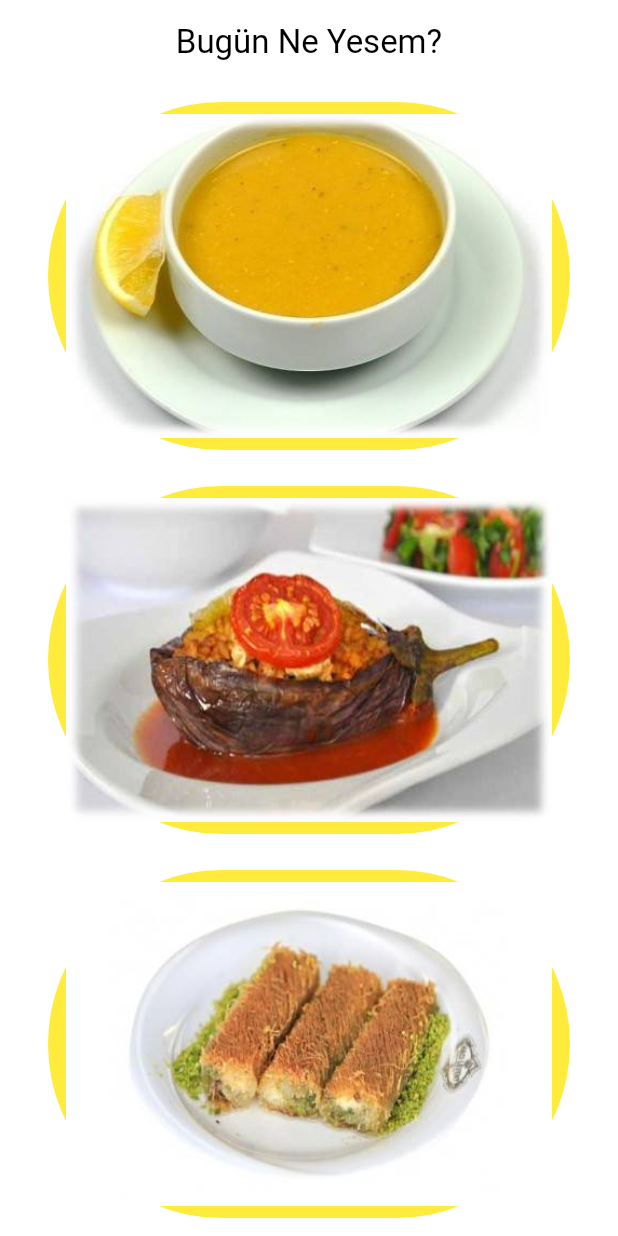
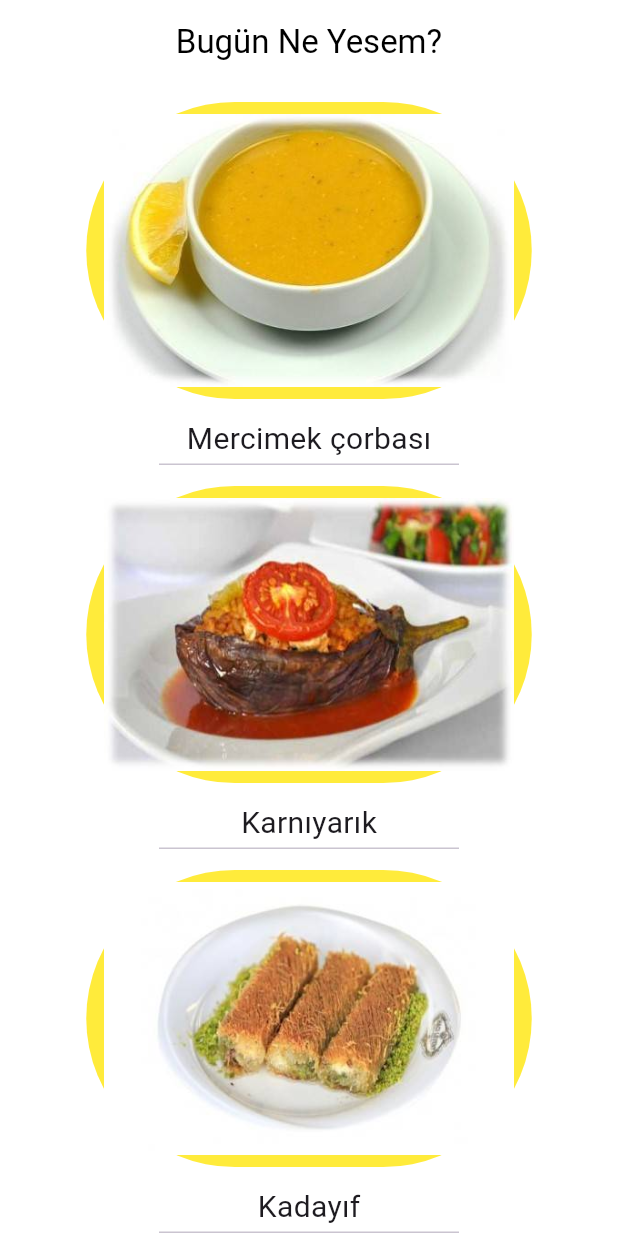
Before and after one commit to NazifeAtmaca25/FlutterProject, a Flutter app: the screen it shows after launch, on a phone screen of 412 x 824 dp. Run offline on Flutter 3.47's test engine with Material 3 defaults, Android fonts, the phone set to English and light mode, and no system bars.

Commit message:
Text eklendi ve uygulama tamamlandı.

```diff
--- a/neyemekyesem/lib/main.dart
+++ b/neyemekyesem/lib/main.dart
@@ -44,6 +44,28 @@ class _YemekSayfasiState extends State<YemekSayfasi> {
     });
   }
 
+  List<String> corbaAdlari = [
+    "Mercimek çorbası",
+    "Tarhana çorbası",
+    "Tavuksuyu çorbası",
+    "Düğün çorbası",
+    "Yoğurtlu çorba"
+  ];
+  List<String> yemekAdlari = [
+    "Karnıyarık",
+    "Mantı",
+    "Kuru Faulye",
+    "İçli Köfte",
+    "Izgara Balık"
+  ];
+  List<String> tatliAdlari = [
+    "Kadayıf",
+    "Baklava",
+    "Sütlaç",
+    "Kazandibi",
+    "Dondurma"
+  ];
+
   @override
   Widget build(BuildContext context) {
     return Center(
@@ -59,6 +81,15 @@ class _YemekSayfasiState extends State<YemekSayfasi> {
               ),
             ),
           ),
+          Text(
+            corbaAdlari[corba_no - 1],
+            style: TextStyle(fontSize: 20),
+          ),
+          Container(
+              width: 200,
+              child: Divider(
+                height: 5,
+              )),
           Expanded(
             child: Padding(
               padding: const EdgeInsets.all(12.0),
@@ -68,6 +99,15 @@ class _YemekSayfasiState extends State<YemekSayfasi> {
                   child: Image.asset('assets/yemek_$yemek_no.jpg')),
             ),
           ),
+          Text(
+            yemekAdlari[yemek_no - 1],
+            style: TextStyle(fontSize: 20),
+          ),
+          Container(
+              width: 200,
+              child: Divider(
+                height: 5,
+              )),
           Expanded(
             child: Padding(
               padding: const EdgeInsets.all(12.0),
@@ -76,7 +116,16 @@ class _YemekSayfasiState extends State<YemekSayfasi> {
                   onPressed: yemekleriYenile,
                   child: Image.asset('assets/tatli_$tatli_no.jpg')),
             ),
-          )
+          ),
+          Text(
+            tatliAdlari[tatli_no - 1],
+            style: TextStyle(fontSize: 20),
+          ),
+          Container(
+              width: 200,
+              child: Divider(
+                height: 5,
+              )),
         ],
       ),
     );
```
